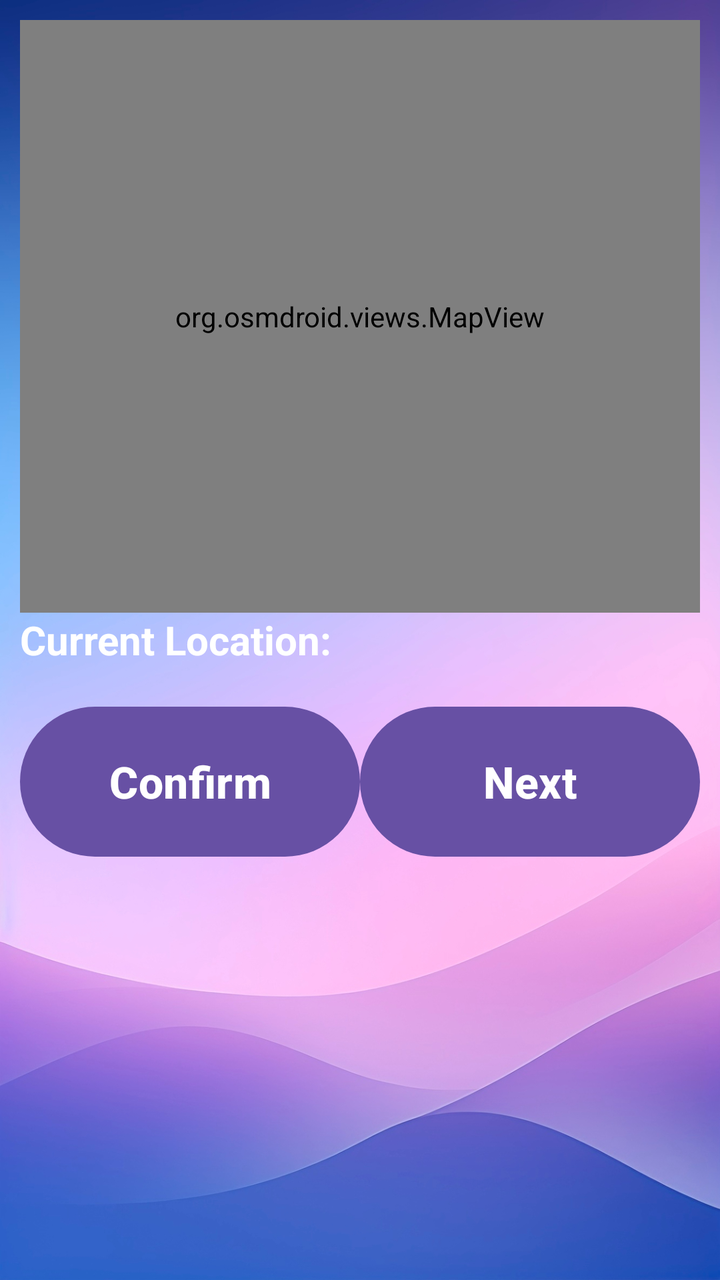
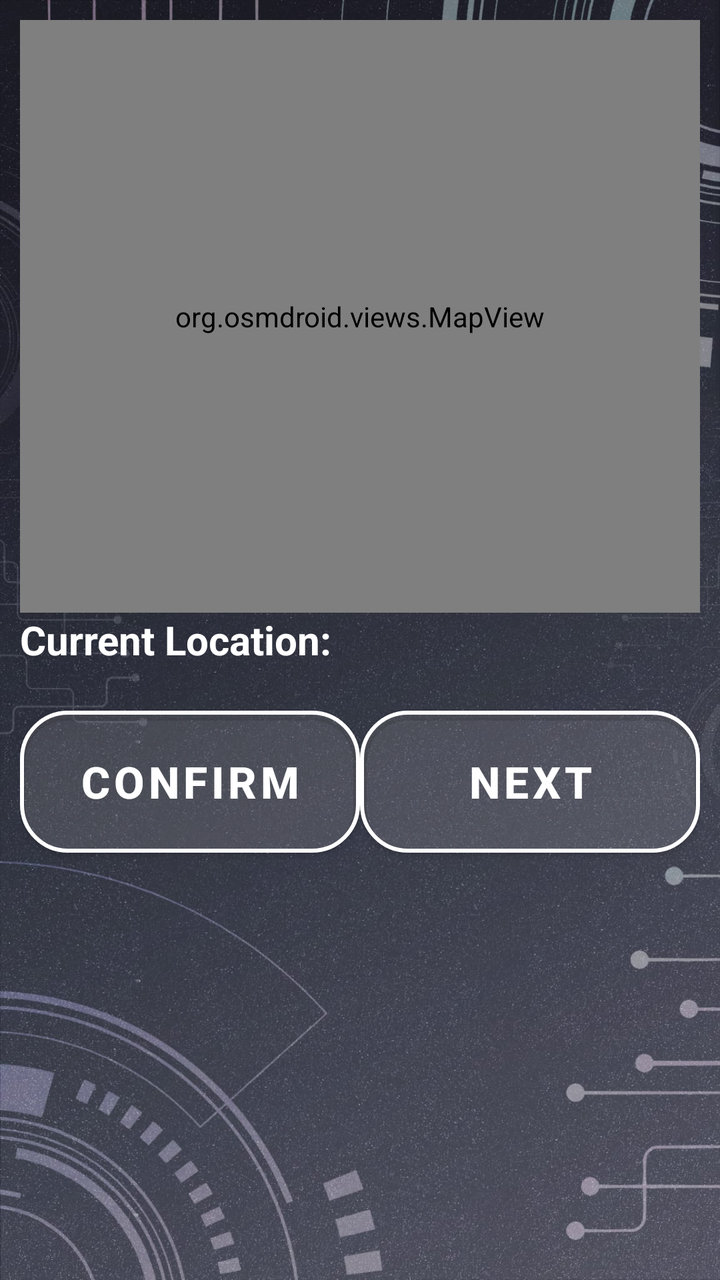

Two renders of the same Android screen: before a commit and after it. Below are the layout's source before the change and the commit's diff.
<!-- AndroidManifest.xml: application theme Theme.VISTA -->
<!-- res/layout/activity_bus_arrival_alert_page.xml -->
<LinearLayout xmlns:android="http://schemas.android.com/apk/res/android"
    android:id="@+id/main"
    android:layout_width="match_parent"
    android:layout_height="match_parent"
    android:orientation="vertical"
    android:padding="10dp"
    android:background="@drawable/background"
    android:weightSum="5">

    
    <org.osmdroid.views.MapView
        android:id="@+id/map"
        android:layout_width="match_parent"
        android:layout_height="0dp"
        android:layout_weight="3" />

    <TextView
        android:id="@+id/CurrentLocation"
        android:layout_width="match_parent"
        android:layout_height="wrap_content"
        android:text="Current Location:"
        android:textSize="20sp"
        android:textStyle="bold"
        android:textColor="@color/white"/>

    
    <LinearLayout
        android:orientation="horizontal"
        android:layout_width="match_parent"
        android:layout_height="wrap_content"
        android:gravity="bottom"
        android:layout_marginTop="16dp"
        android:weightSum="2">

        <Button
            android:id="@+id/btnFindBusEditConfirm"
            android:layout_width="0dp"
            android:layout_height="83dp"
            android:layout_weight="1"
            android:text="@string/btn_Confirm"
            android:textSize="22sp"
            android:textStyle="bold" />

        <Button
            android:id="@+id/btnFindBusEditNext"
            android:layout_width="0dp"
            android:layout_height="83dp"
            android:layout_weight="1"
            android:text="@string/btn_next"
            android:textSize="22sp"
            android:textStyle="bold" />
    </LinearLayout>

</LinearLayout>
<!-- resources referenced by this layout -->
<resources>
  <color name="white">#FFFFFFFF</color>
  <!-- drawable background: jpg bitmap (drawable, 544840 bytes) -->
  <string name="btn_Confirm">Confirm</string>
  <string name="btn_next">Next</string>
  <style name="Theme.VISTA" parent="Base.Theme.VISTA" />
  <style name="Base.Theme.VISTA" parent="Theme.Material3.DayNight.NoActionBar">
          
          
      </style>
</resources>

<!-- the commit's change to res/layout/activity_bus_arrival_alert_page.xml (unified diff, before → after) -->
@@ -32,8 +32,9 @@
         android:layout_marginTop="16dp"
         android:weightSum="2">
 
-        <Button
+        <com.google.android.material.button.MaterialButton
             android:id="@+id/btnFindBusEditConfirm"
+            style="@style/SemiTransparentRoundedButton"
             android:layout_width="0dp"
             android:layout_height="83dp"
             android:layout_weight="1"
@@ -41,8 +42,9 @@
             android:textSize="22sp"
             android:textStyle="bold" />
 
-        <Button
+        <com.google.android.material.button.MaterialButton
             android:id="@+id/btnFindBusEditNext"
+            style="@style/SemiTransparentRoundedButton"
             android:layout_width="0dp"
             android:layout_height="83dp"
             android:layout_weight="1"
<!-- resource entries referenced after the edit -->
@@ -1,13 +1,54 @@
 <!-- resources referenced by this layout -->
 <resources>
-  <color name="white">#FFFFFFFF</color>
-  <!-- drawable background: jpg bitmap (drawable, 544840 bytes) -->
+  <color name="white">#FFFFFF</color>
+  <!-- drawable background: jpeg bitmap (drawable, 288114 bytes) -->
   <string name="btn_Confirm">Confirm</string>
   <string name="btn_next">Next</string>
-  <style name="Theme.VISTA" parent="Base.Theme.VISTA" />
-  <style name="Base.Theme.VISTA" parent="Theme.Material3.DayNight.NoActionBar">
+  <style name="SemiTransparentRoundedButton" parent="Widget.MaterialComponents.Button">
+          <item name="android:textColor">#FFFFFF</item>
+          <item name="background">@drawable/button_selector</item> 
+          <item name="cornerRadius">24dp</item>
+          <item name="strokeColor">#FFFFFF</item>
+          <item name="strokeWidth">2dp</item>
+          <item name="backgroundTint">#20FFFFFF</item> 
+      </style>
+  <style name="Theme.VISTA" parent="Theme.MaterialComponents.Light.NoActionBar">
           
+          <item name="colorPrimary">@color/semi_transparent_white</item>
+          <item name="colorPrimaryVariant">@color/semi_transparent_white</item>
+          <item name="colorOnPrimary">@color/white</item>
           
       </style>
+  <!-- drawable button_selector (drawable) -->
+  <?xml version="1.0" encoding="utf-8"?>
+  <selector xmlns:android="http://schemas.android.com/apk/res/android">
+      
+      <item android:state_pressed="true">
+          <shape android:shape="rectangle">
+              <solid android:color="#20FFFFFF" /> 
+              <stroke android:width="2dp" android:color="#FFFFFF" />
+              <corners android:radius="24dp" />
+          </shape>
+      </item>
+  
+      
+      <item android:state_selected="true">
+          <shape android:shape="rectangle">
+              <solid android:color="#FFFF00" /> 
+              <stroke android:width="2dp" android:color="#FFFFFF" />
+              <corners android:radius="24dp" />
+          </shape>
+      </item>
+  
+      
+      <item>
+          <shape android:shape="rectangle">
+              <solid android:color="#20FFFFFF" /> 
+              <stroke android:width="2dp" android:color="#FFFFFF" />
+              <corners android:radius="24dp" />
+          </shape>
+      </item>
+  </selector>
+  <color name="semi_transparent_white">#80FFFFFF</color>
 </resources>
 
